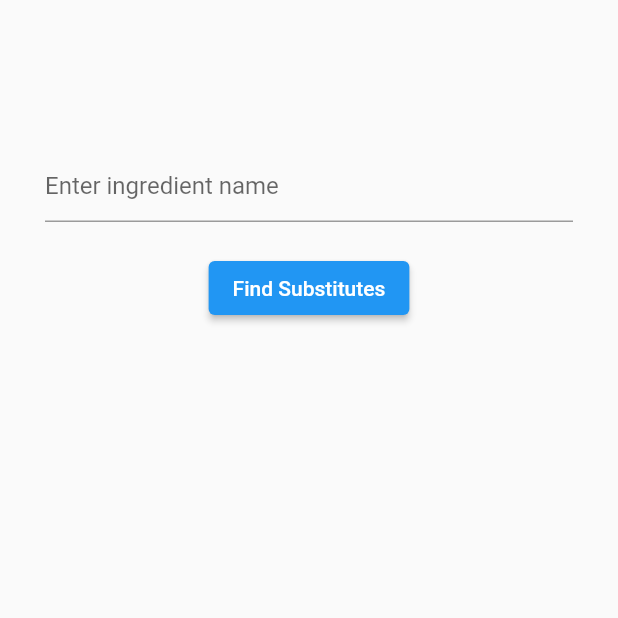
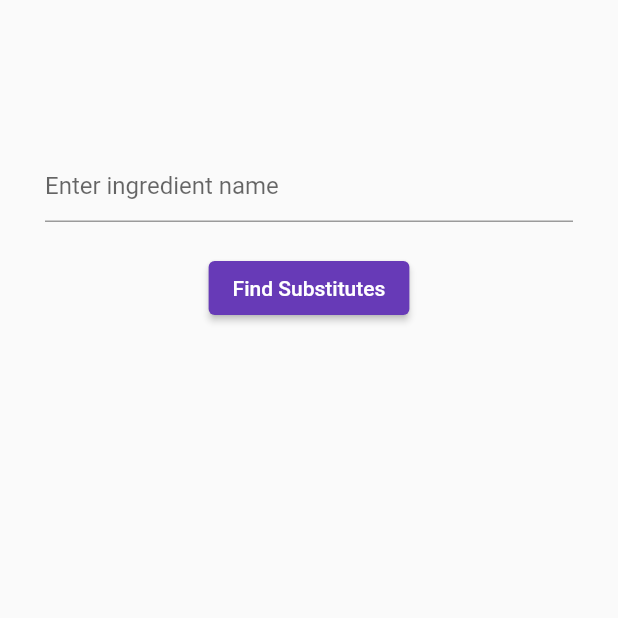
Before and after one commit to tarush-r/foodzy, a Flutter app: the screen it shows once a user with an empty profile is signed in, after a tap on "Substitute Ingredients", on a phone screen of 412 x 824 dp, the top half of it. Run offline on Flutter 3.47's test engine with Material 2 defaults, Android fonts, the phone set to English and light mode, and no system bars; our stand-ins replace cloud_firestore, firebase_auth, firebase_core, firebase_storage, image_picker; accounts and stored records are empty; network calls fail; project files that could hold a hidden picture were left out.

Commit message:
final commit
Signed-off-by: tarush-r <tarush.r@somaiya.edu>

```diff
--- a/lib/screens/dashboard_screen.dart
+++ b/lib/screens/dashboard_screen.dart
@@ -86,24 +86,24 @@ class _DashboardScreenState extends State<DashboardScreen> {
                     height: 360,
                     child: buildRandomRecipesRow(dashboardProvider),
                   ),
-            Expanded(
-              child: ListView(
-                shrinkWrap: true,
-                children: [
-                  // Expanded(
-                  //   child: dashboardProvider.loadingRandomRecipes
-                  //       ? Center(child: CircularProgressIndicator())
-                  //       : buildRandomRecipesRow(dashboardProvider),
-                  // )
-                  dashboardProvider.loadingRandomRecipes
-                      ? Center(child: CircularProgressIndicator())
-                      : Container(
-                          height: 500,
-                          child: buildRandomRecipesRow(dashboardProvider),
-                        ),
-                ],
-              ),
-            ),
+            // Expanded(
+            //   child: ListView(
+            //     shrinkWrap: true,
+            //     children: [
+            //       // Expanded(
+            //       //   child: dashboardProvider.loadingRandomRecipes
+            //       //       ? Center(child: CircularProgressIndicator())
+            //       //       : buildRandomRecipesRow(dashboardProvider),
+            //       // )
+            //       dashboardProvider.loadingRandomRecipes
+            //           ? Center(child: CircularProgressIndicator())
+            //           : Container(
+            //               height: 500,
+            //               child: buildRandomRecipesRow(dashboardProvider),
+            //             ),
+            //     ],
+            //   ),
+            // ),
             Row(
               mainAxisAlignment: MainAxisAlignment.center,
               children: [
@@ -113,8 +113,15 @@ class _DashboardScreenState extends State<DashboardScreen> {
                     Container(
                       margin: const EdgeInsets.all(10),
                       child: ElevatedButton(
-                          onPressed: (){
-                            Navigator.push(context, MaterialPageRoute(builder: (context)=> SubstituteIngredients()));
+                          style: ButtonStyle(
+                              backgroundColor: MaterialStateProperty.all<Color>(
+                                  Colors.deepPurple)),
+                          onPressed: () {
+                            Navigator.push(
+                                context,
+                                MaterialPageRoute(
+                                    builder: (context) =>
+                                        SubstituteIngredients()));
                           },
                           child: Text('Substitute Ingredients')),
                     ),
@@ -124,7 +131,6 @@ class _DashboardScreenState extends State<DashboardScreen> {
             ),
           ],
         ),
-
       );
     });
   }
--- a/lib/screens/substitute_screen.dart
+++ b/lib/screens/substitute_screen.dart
@@ -12,7 +12,8 @@ class _SubstituteIngredientsState extends State<SubstituteIngredients> {
   List<dynamic> substituteIngredients = [];
   @override
   Widget build(BuildContext context) {
-    return Consumer<DashboardProvider>(builder: (ctx,dashboardProvider,child){
+    return Consumer<DashboardProvider>(
+        builder: (ctx, dashboardProvider, child) {
       return Scaffold(
         body: Padding(
           padding: const EdgeInsets.symmetric(vertical: 100, horizontal: 30),
@@ -20,18 +21,18 @@ class _SubstituteIngredientsState extends State<SubstituteIngredients> {
             children: [
               TextField(
                 controller: controller,
-                decoration: InputDecoration(
-                    hintText: 'Enter ingredient name'
-                ),
+                decoration: InputDecoration(hintText: 'Enter ingredient name'),
               ),
               Padding(
                 padding: const EdgeInsets.all(20.0),
                 child: ElevatedButton(
-                    onPressed: () async{
-                      substituteIngredients = await dashboardProvider.substituteIngredients(controller.text);
-                      setState(() {
-
-                      });
+                    style: ButtonStyle(
+                        backgroundColor: MaterialStateProperty.all<Color>(
+                            Colors.deepPurple)),
+                    onPressed: () async {
+                      substituteIngredients = await dashboardProvider
+                          .substituteIngredients(controller.text);
+                      setState(() {});
                     },
                     child: Text('Find Substitutes')),
               ),
@@ -46,11 +47,11 @@ class _SubstituteIngredientsState extends State<SubstituteIngredients> {
                         child: Container(
                           height: 50,
                           color: Colors.amber,
-                      child: Center(child: Text('${substituteIngredients[index]}')),
+                          child: Center(
+                              child: Text('${substituteIngredients[index]}')),
                         ),
                       );
-                }
-          ),
+                    }),
               ),
             ],
           ),
```
Lines whose indentation alone changed are shown as unchanged.
